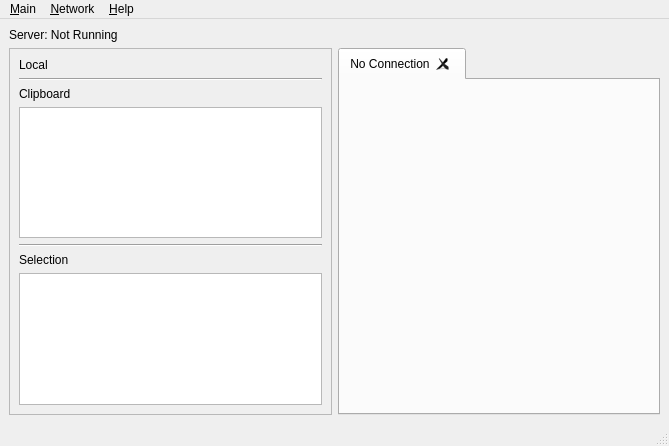
Qt form gui/MainWindow.ui (sicus/RemoteClipboard) before a commit.
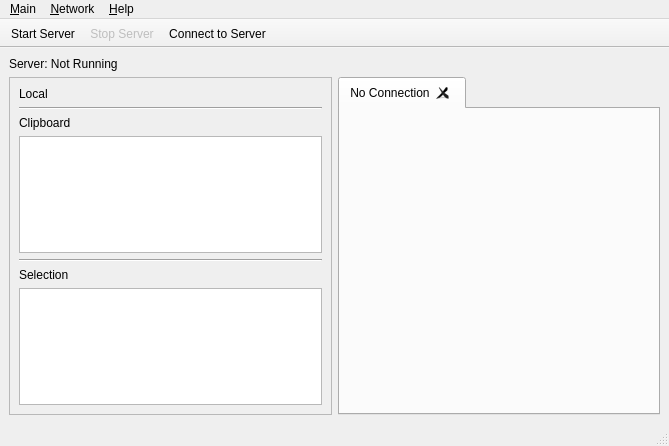
The same form after that commit. Icons and pictures are not drawn.

Commit message: added Toolbar with icons

What changed in the file:
```diff
--- a/gui/MainWindow.ui
+++ b/gui/MainWindow.ui
@@ -137,6 +137,26 @@
    <addaction name="menuHelp"/>
   </widget>
   <widget class="QStatusBar" name="statusbar"/>
+  <widget class="QToolBar" name="toolBar">
+   <property name="windowTitle">
+    <string>toolBar</string>
+   </property>
+   <property name="movable">
+    <bool>false</bool>
+   </property>
+   <property name="floatable">
+    <bool>false</bool>
+   </property>
+   <attribute name="toolBarArea">
+    <enum>TopToolBarArea</enum>
+   </attribute>
+   <attribute name="toolBarBreak">
+    <bool>false</bool>
+   </attribute>
+   <addaction name="actionStart_Server"/>
+   <addaction name="actionS_top_Server"/>
+   <addaction name="action_Connect_to_Server"/>
+  </widget>
   <action name="action_Quit">
    <property name="text">
     <string>&amp;Quit</string>
```
Left out of the diff: 42 changed lines with no effect on the pictures. The commit also changes 6 other files.
